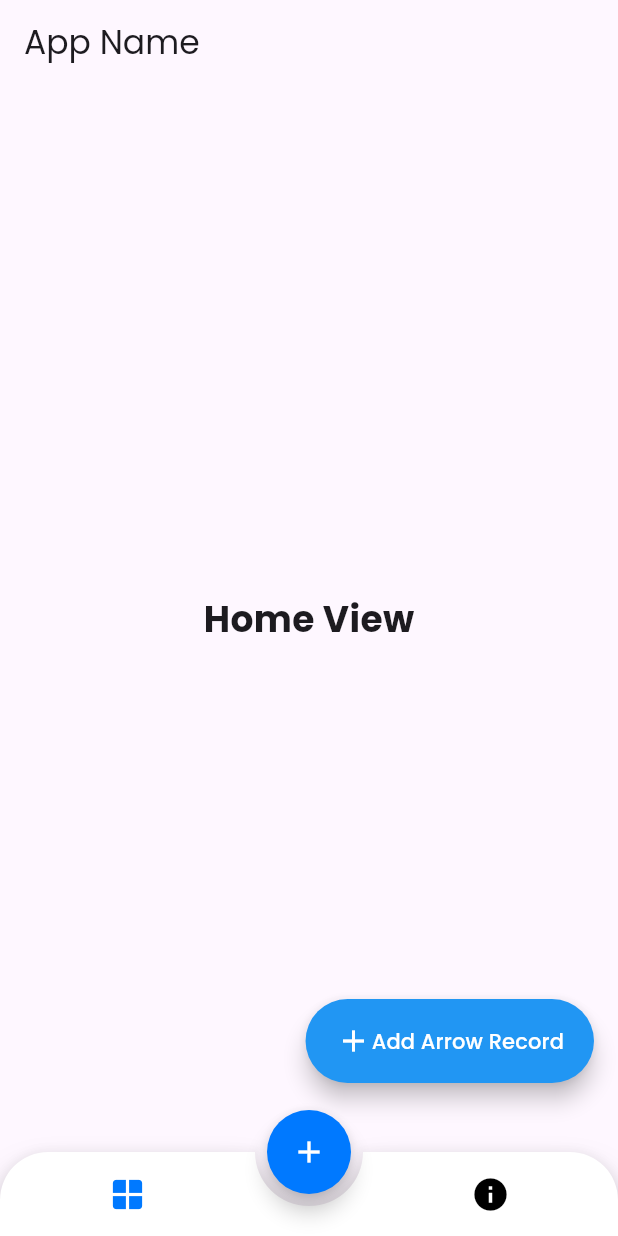
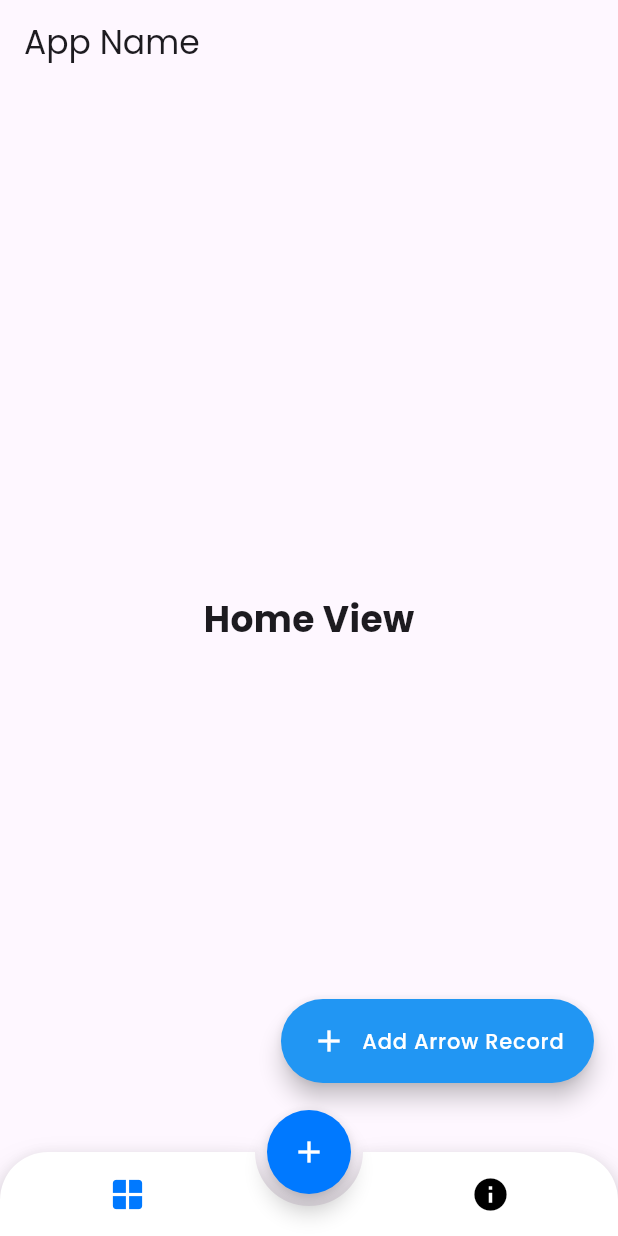
Before and after one commit to Mryuksel101/arduino_wifi, a Flutter app: the screen it shows after launch, on a phone screen of 412 x 824 dp. Run offline on Flutter 3.47's test engine with Material 3 defaults, Android fonts, the phone set to English and light mode, and no system bars; drawn by our look-alikes of animated_bottom_navigation_bar; our stand-ins replace flutter_blue_plus, google_fonts, lottie, permission_handler; missing offline and left inert: app_settings; project files that could hold a hidden picture were left out.

Commit message:
Enhance text styling for "Add Arrow Record" button in HomeView

```diff
--- a/lib/views/home/home_view.dart
+++ b/lib/views/home/home_view.dart
@@ -41,9 +41,11 @@ class _HomeViewState extends State<HomeView> {
                         Icons.add,
                         color: Colors.white,
                       ),
+                      SizedBox(width: 10),
                       Text(
                         "Add Arrow Record",
-                        style: TextStyle(color: Colors.white),
+                        style:
+                            TextStyle(color: Colors.white, letterSpacing: 0.5),
                       )
                     ],
                   ),
```
